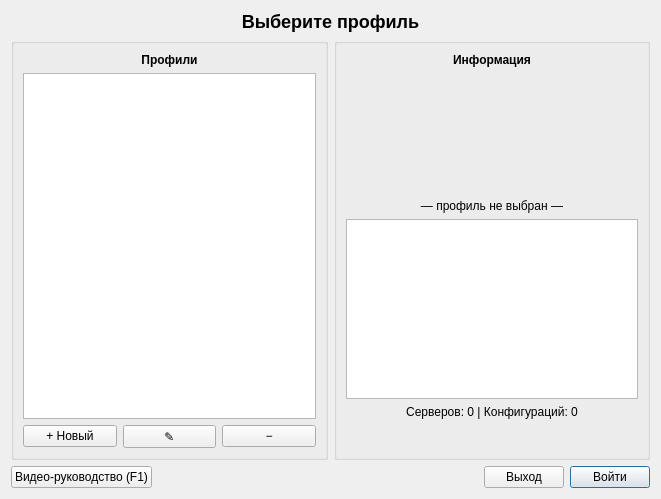
Qt form ui/profile_select.ui (chlkrtg/Aion.CfgStudio) before a commit.
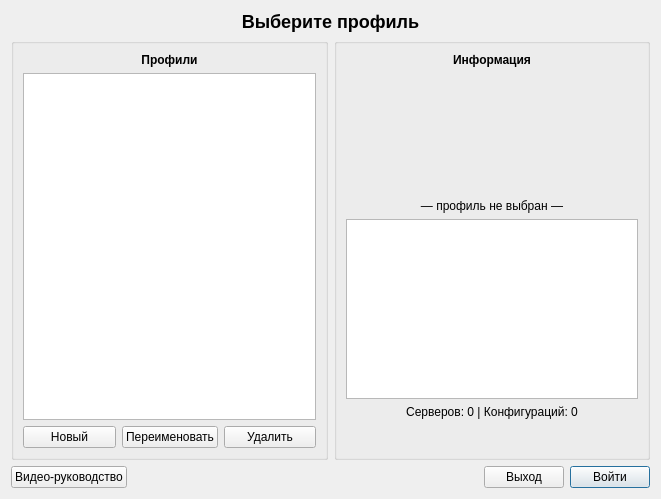
The same form after that commit.

The edit to the form file:
```diff
--- a/ui/profile_select.ui
+++ b/ui/profile_select.ui
@@ -62,7 +62,7 @@
              <string>Создать профиль (Ctrl+N)</string>
             </property>
             <property name="text">
-             <string>+ Новый</string>
+             <string>Новый</string>
             </property>
            </widget>
           </item>
@@ -72,7 +72,7 @@
              <string>Переименовать (F2)</string>
             </property>
             <property name="text">
-             <string>✎</string>
+             <string>Переименовать</string>
             </property>
            </widget>
           </item>
@@ -82,7 +82,7 @@
              <string>Удалить (Delete)</string>
             </property>
             <property name="text">
-             <string>−</string>
+             <string>Удалить</string>
             </property>
            </widget>
           </item>
@@ -191,7 +191,7 @@
      <item>
       <widget class="QPushButton" name="btnVideoHelp">
        <property name="text">
-        <string>Видео-руководство (F1)</string>
+        <string>Видео-руководство</string>
        </property>
       </widget>
      </item>
```
Left out of the diff: 9 changed lines with no effect on the pictures.
